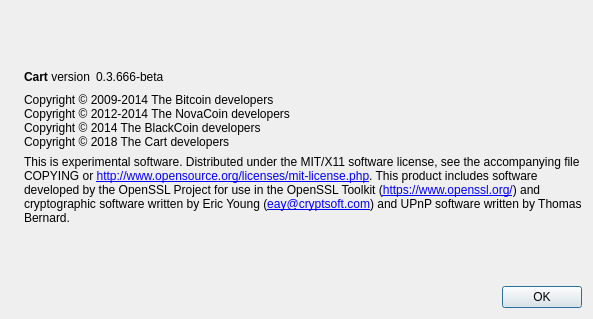
This is src/qt/forms/aboutdialog.ui in CartCoinProject/Cart as Qt 5 draws it before an edit. The edited form follows.
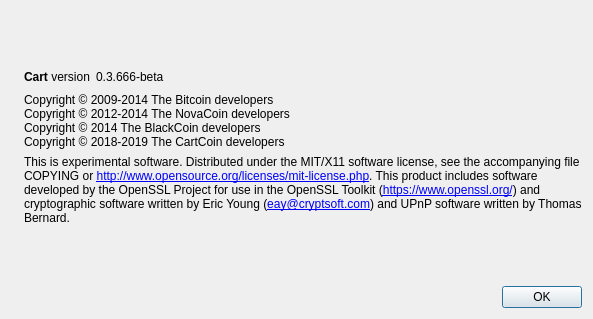
This is the edited form. Icons and pictures are not drawn.

What changed in the file:
```diff
--- a/src/qt/forms/aboutdialog.ui
+++ b/src/qt/forms/aboutdialog.ui
@@ -94,7 +94,7 @@
         <string>Copyright © 2009-2014 The Bitcoin developers
 Copyright © 2012-2014 The NovaCoin developers
 Copyright © 2014 The BlackCoin developers
-Copyright © 2018 The Cart developers</string>
+Copyright © 2018-2019 The CartCoin developers</string>
        </property>
        <property name="textInteractionFlags">
         <set>Qt::LinksAccessibleByMouse|Qt::TextSelectableByKeyboard|Qt::TextSelectableByMouse</set>
```
